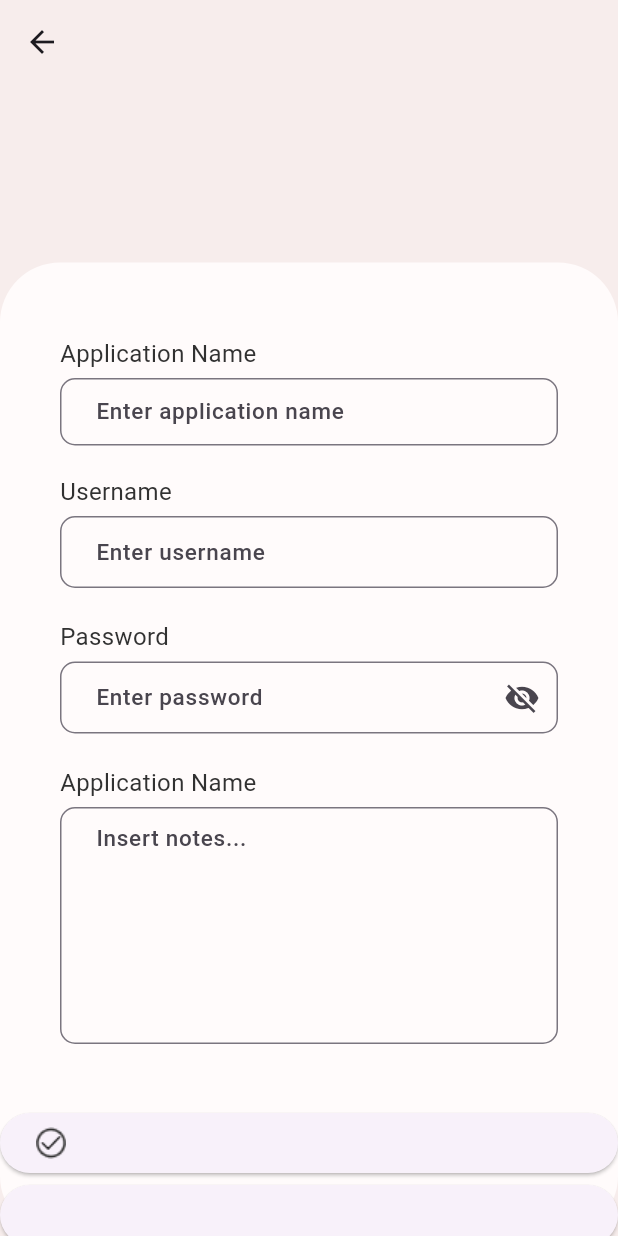
After one commit to Codelab-Davis/password-manager, a Flutter app: the screen it shows after launch, after a tap on "New account", on a phone screen of 412 x 824 dp. The commit adds this screen. Run offline on Flutter 3.47's test engine with Material 3 defaults, Android fonts, the phone set to English and light mode, and no system bars; our stand-ins replace timezone; missing offline and left inert: clipboard, flutter_masonry_view, otp, qr_code_scanner; Roboto replaces fonts that are missing (Outfit).

Commit message:
Feature: styling for add account page

```diff
--- a/lib/accounts.dart
+++ b/lib/accounts.dart
@@ -1,4 +1,3 @@
-import 'package:empty_widget/empty_widget.dart';
 import 'package:flutter/material.dart';
 import 'package:password_manager/profile-page.dart';
 import 'package:password_manager/qrscanner-page.dart';
--- /dev/null
+++ b/lib/new-account.dart
@@ -0,0 +1,250 @@
+import 'package:flutter/material.dart';
+
+class NewAccount extends StatefulWidget {
+  const NewAccount({super.key});
+
+  @override
+  State<NewAccount> createState() => _NewAccountState();
+}
+
+class _NewAccountState extends State<NewAccount> {
+  bool showPassword = false;
+
+  @override
+  Widget build(BuildContext context) {
+    return Scaffold(
+      backgroundColor: const Color(0xffF7EDEC),
+      appBar: AppBar(
+        backgroundColor: const Color(0xffF7EDEC),
+        leading: IconButton(
+          icon: const Icon(Icons.arrow_back),
+          onPressed: () {
+            Navigator.of(context).pop();
+          },
+        ),
+      ),
+      body: Align(
+        alignment: Alignment.bottomCenter,
+        child: Container(
+          decoration: ShapeDecoration(
+            color: const Color(0xFFFFFBFB),
+            shape: RoundedRectangleBorder(
+              borderRadius: BorderRadius.circular(40),
+            ),
+          ),
+          height: MediaQuery.of(context).size.height - 175,
+          alignment: Alignment.bottomCenter,
+          child: Column(
+            children: [
+              const Padding(
+                padding: EdgeInsets.fromLTRB(40, 60, 0, 0),
+                child: Align(
+                  alignment: Alignment.centerLeft,
+                  child: Text(
+                    'Application Name',
+                    style: TextStyle(
+                      color: Color(0xFF313131),
+                      fontSize: 16,
+                      fontFamily: 'Outfit',
+                      fontWeight: FontWeight.w400,
+                      height: 0.12,
+                    ),
+                  ),
+                ),
+              ),
+              const SizedBox(
+                height: 15,
+              ),
+              const Padding(
+                padding: EdgeInsets.only(
+                    left: 40.0,
+                    right:
+                        40.0), // Adds padding of 20 pixels to the left and right
+                child: SizedBox(
+                  height: 45,
+                  child: TextField(
+                    style: TextStyle(
+                      color: Color(0xFF323232),
+                      fontSize: 15,
+                      fontFamily: 'Outfit',
+                      fontWeight: FontWeight.w500,
+                      height: 0,
+                    ),
+                    decoration: InputDecoration(
+                        border: OutlineInputBorder(
+                            borderRadius:
+                                BorderRadius.all(Radius.circular(10))),
+                        hintText: 'Enter application name',
+                        contentPadding: EdgeInsets.symmetric(
+                            vertical: 5.0, horizontal: 20)),
+                  ),
+                ),
+              ),
+              const Padding(
+                padding: EdgeInsets.fromLTRB(40, 30, 0, 0),
+                child: Align(
+                  alignment: Alignment.centerLeft,
+                  child: Text(
+                    'Username',
+                    style: TextStyle(
+                      color: Color(0xFF313131),
+                      fontSize: 16,
+                      fontFamily: 'Outfit',
+                      fontWeight: FontWeight.w400,
+                      height: 0.12,
+                    ),
+                  ),
+                ),
+              ),
+              const SizedBox(
+                height: 15,
+              ),
+              const Padding(
+                padding: EdgeInsets.only(
+                    left: 40.0,
+                    right:
+                        40.0), // Adds padding of 20 pixels to the left and right
+                child: SizedBox(
+                  height: 50,
+                  child: TextField(
+                    style: TextStyle(
+                      color: Color(0xFF323232),
+                      fontSize: 15,
+                      fontFamily: 'Outfit',
+                      fontWeight: FontWeight.w500,
+                      height: 0,
+                    ),
+                    decoration: InputDecoration(
+                        border: OutlineInputBorder(
+                            borderRadius:
+                                BorderRadius.all(Radius.circular(10))),
+                        hintText: 'Enter username',
+                        contentPadding: EdgeInsets.symmetric(
+                            vertical: 5.0, horizontal: 20)),
+                  ),
+                ),
+              ),
+              const Padding(
+                padding: EdgeInsets.fromLTRB(40, 30, 0, 0),
+                child: Align(
+                  alignment: Alignment.centerLeft,
+                  child: Text(
+                    'Password',
+                    style: TextStyle(
+                      color: Color(0xFF313131),
+                      fontSize: 16,
+                      fontFamily: 'Outfit',
+                      fontWeight: FontWeight.w400,
+                      height: 0.12,
+                    ),
+                  ),
+                ),
+              ),
+              const SizedBox(
+                height: 15,
+              ),
+              Padding(
+                padding: const EdgeInsets.only(
+                    left: 40.0,
+                    right:
+                        40.0), // Adds padding of 20 pixels to the left and right
+                child: SizedBox(
+                  height: 50,
+                  child: TextField(
+                    style: const TextStyle(
+                      color: Color(0xFF323232),
+                      fontSize: 15,
+                      fontFamily: 'Outfit',
+                      fontWeight: FontWeight.w500,
+                      height: 0,
+                    ),
+                    obscureText: showPassword,
+                    decoration: InputDecoration(
+                        border: const OutlineInputBorder(
+                            borderRadius:
+                                BorderRadius.all(Radius.circular(10))),
+                        hintText: 'Enter password',
+                        suffixIcon: IconButton(
+                          icon: Icon(showPassword
+                              ? Icons.visibility
+                              : Icons.visibility_off),
+                          onPressed: () {
+                            setState(
+                              () {
+                                showPassword = !showPassword;
+                              },
+                            );
+                          },
+                        ),
+                        contentPadding: const EdgeInsets.symmetric(
+                            vertical: 5.0, horizontal: 20)),
+                  ),
+                ),
+              ),
+              const Padding(
+                padding: EdgeInsets.fromLTRB(40, 30, 0, 0),
+                child: Align(
+                  alignment: Alignment.centerLeft,
+                  child: Text(
+                    'Application Name',
+                    style: TextStyle(
+                      color: Color(0xFF313131),
+                      fontSize: 16,
+                      fontFamily: 'Outfit',
+                      fontWeight: FontWeight.w400,
+                      height: 0.12,
+                    ),
+                  ),
+                ),
+              ),
+              const SizedBox(
+                height: 15,
+              ),
+              const Padding(
+                padding: EdgeInsets.only(
+                    left: 40.0,
+                    right:
+                        40.0), // Adds padding of 20 pixels to the left and right
+                child: SizedBox(
+                  height: 200,
+                  child: TextField(
+                    style: TextStyle(
+                      color: Color(0xFF323232),
+                      fontSize: 15,
+                      fontFamily: 'Outfit',
+                      fontWeight: FontWeight.w500,
+                    ),
+                    keyboardType: TextInputType.multiline,
+                    minLines: 6,
+                    maxLines: 6,
+                    decoration: InputDecoration(
+                        border: OutlineInputBorder(
+                            borderRadius:
+                                BorderRadius.all(Radius.circular(10))),
+                        hintText: 'Insert notes...',
+                        contentPadding: EdgeInsets.symmetric(
+                            vertical: 10.0, horizontal: 20)),
+                  ),
+                ),
+              ),
+              ElevatedButton(
+                onPressed: () {},
+                child: Row(
+                  children: [
+                   Image.asset('assets/CheckboxIcon.png')
+                  ],
+                ),
+              ),
+              ElevatedButton(
+                onPressed: () {},
+                child: Row(
+                  children: [],
+                ),
+              ),
+            ],
+          ),
+        ),
+      ),
+    );
+  }
+}
--- a/lib/splash-page.dart
+++ b/lib/splash-page.dart
@@ -1,4 +1,5 @@
 import 'package:flutter/material.dart';
+import 'package:password_manager/new-account.dart';
 import 'login-page.dart';
 import 'signup-page.dart';
 
@@ -36,9 +37,9 @@ class WelcomeScreen extends StatelessWidget {
                     ),
                   ),
                 ),
-                const Column(
+                Column(
                   children: [
-                    Text(
+                    const Text(
                       'Providing extra security for',
                       textAlign: TextAlign.center,
                       style: TextStyle(
@@ -49,8 +50,8 @@ class WelcomeScreen extends StatelessWidget {
                         height: 0.06,
                       ),
                     ),
-                    SizedBox(height: 20),
-                    Text(
+                    const SizedBox(height: 20),
+                    const Text(
                       'your passwords using 2FA',
                       textAlign: TextAlign.center,
                       style: TextStyle(
@@ -61,6 +62,16 @@ class WelcomeScreen extends StatelessWidget {
                         height: 0.06,
                       ),
                     ),
+                    ElevatedButton(
+                        onPressed: () {
+                          Navigator.push(
+                            context,
+                            MaterialPageRoute(
+                              builder: (context) => NewAccount(),
+                            ),
+                          );
+                        },
+                        child: Text('New account'))
                   ],
                 ),
               ],
@@ -81,8 +92,7 @@ class WelcomeScreen extends StatelessWidget {
                         Navigator.push(
                           context,
                           MaterialPageRoute(
-                              builder: (context) =>
-                                  const Login()),
+                              builder: (context) => const Login()),
                         );
                       },
                       style: ElevatedButton.styleFrom(
@@ -90,8 +100,7 @@ class WelcomeScreen extends StatelessWidget {
                         foregroundColor: Color(0xFF323232),
                         elevation: 6,
                         shape: RoundedRectangleBorder(
-                          borderRadius:
-                              BorderRadius.circular(15),
+                          borderRadius: BorderRadius.circular(15),
                         ),
                         padding: const EdgeInsets.symmetric(
                             horizontal: 16, vertical: 6),
@@ -122,12 +131,11 @@ class WelcomeScreen extends StatelessWidget {
                         );
                       },
                       style: ElevatedButton.styleFrom(
-                        backgroundColor: Color(0xFFD9D9D9),
-                        foregroundColor: Color(0xFF323232),
+                        backgroundColor: const Color(0xFFD9D9D9),
+                        foregroundColor: const Color(0xFF323232),
                         elevation: 6,
                         shape: RoundedRectangleBorder(
-                          borderRadius:
-                              BorderRadius.circular(15),
+                          borderRadius: BorderRadius.circular(15),
                         ),
                         padding: const EdgeInsets.symmetric(
                             horizontal: 16, vertical: 6),
--- a/pubspec.yaml
+++ b/pubspec.yaml
@@ -74,6 +74,7 @@ flutter:
 
   assets:
     - assets/google.png
+    - assets/CheckboxIcon.png
 
   # An image asset can refer to one or more resolution-specific "variants", see
   # https://flutter.dev/assets-and-images/#resolution-aware
```
Also changed, not shown: assets/CheckboxIcon.png (added).
